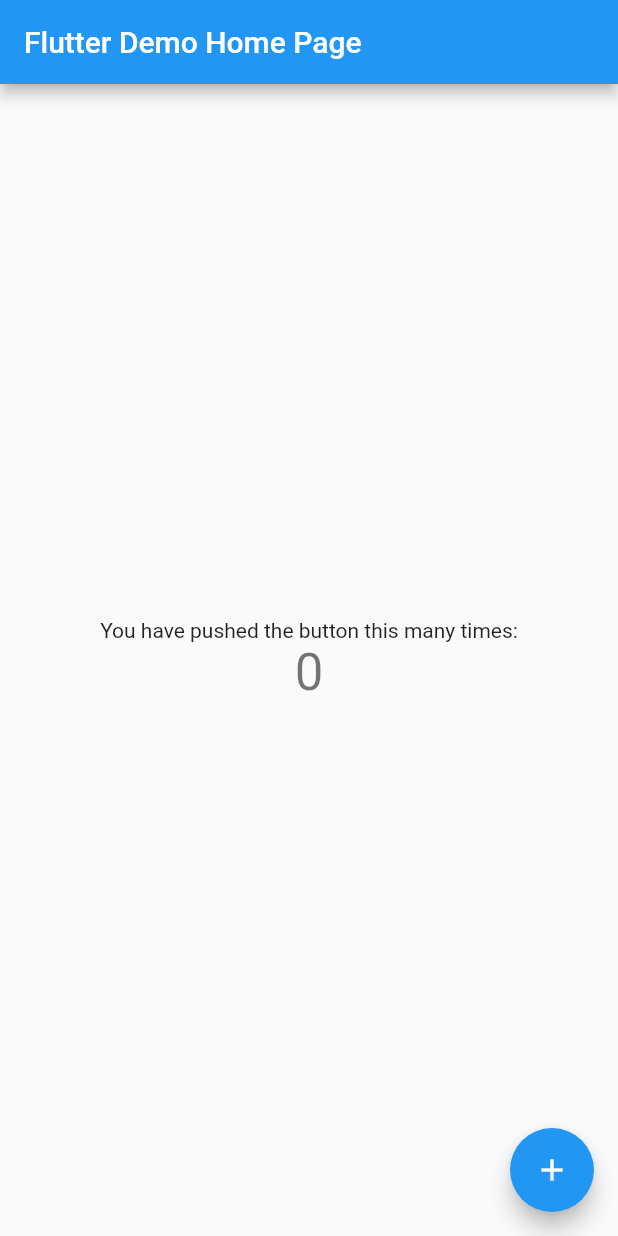
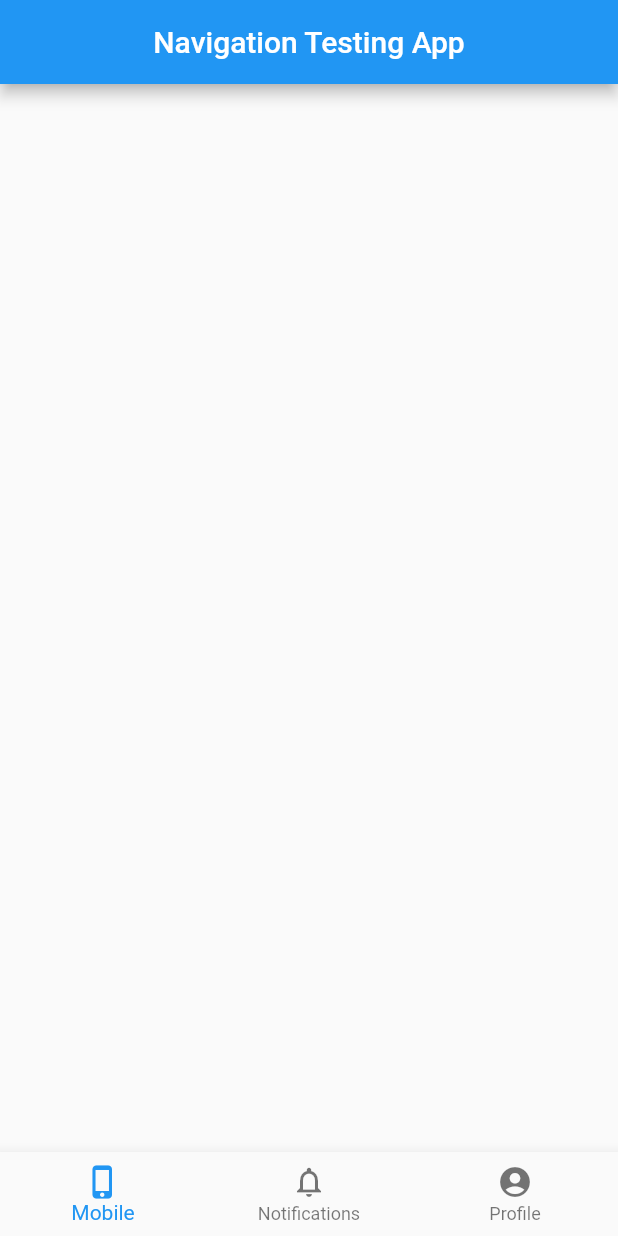
Before and after one commit to AasharWahla/FlutterNavigationBar, a Flutter app: the screen it shows after launch, on a phone screen of 412 x 824 dp. Run offline on Flutter 3.47's test engine with Material 2 defaults, Android fonts, the phone set to English and light mode, and no system bars.

Commit message:
Displays the Bottom Navigation Bar without any functionality.

```diff
--- a/lib/main.dart
+++ b/lib/main.dart
@@ -1,63 +1,12 @@
 import 'package:flutter/material.dart';
-
+import './navigation_screen.dart';
 void main() => runApp(MyApp());
 
 class MyApp extends StatelessWidget {
   @override
   Widget build(BuildContext context) {
     return MaterialApp(
-      title: 'The Navigation',
-      theme: ThemeData(
-        primarySwatch: Colors.blue,
-      ),
-      home: MyHomePage(title: 'Flutter Demo Home Page'),
+      home: NavigationScreen(),
     );
   }
 }
-
-class MyHomePage extends StatefulWidget {
-  MyHomePage({Key key, this.title}) : super(key: key);
-
-  final String title;
-
-  @override
-  _MyHomePageState createState() => _MyHomePageState();
-}
-
-class _MyHomePageState extends State<MyHomePage> {
-  int _counter = 0;
-
-  void _incrementCounter() {
-    setState(() {
-      _counter++;
-    });
-  }
-
-  @override
-  Widget build(BuildContext context) {
-    return Scaffold(
-      appBar: AppBar(
-        title: Text(widget.title),
-      ),
-      body: Center(
-        child: Column(
-          mainAxisAlignment: MainAxisAlignment.center,
-          children: <Widget>[
-            Text(
-              'You have pushed the button this many times:',
-            ),
-            Text(
-              '$_counter',
-              style: Theme.of(context).textTheme.display1,
-            ),
-          ],
-        ),
-      ),
-      floatingActionButton: FloatingActionButton(
-        onPressed: _incrementCounter,
-        tooltip: 'Increment',
-        child: Icon(Icons.add),
-      ), // This trailing comma makes auto-formatting nicer for build methods.
-    );
-  }
-}
--- /dev/null
+++ b/lib/navigation_screen.dart
@@ -0,0 +1,24 @@
+import 'package:flutter/material.dart';
+
+class NavigationScreen extends StatefulWidget {
+  @override
+  _NavigationScreenState createState() => _NavigationScreenState();
+}
+
+class _NavigationScreenState extends State<NavigationScreen> {
+  @override
+  Widget build(BuildContext context) {
+    return Scaffold(
+      appBar: AppBar(
+        title: Center(child: Text('Navigation Testing App'),),
+      ),
+      bottomNavigationBar: BottomNavigationBar(
+          items:  [
+            BottomNavigationBarItem(icon: Icon(Icons.phone_iphone), title: Text('Mobile'),),
+            BottomNavigationBarItem(icon: Icon(Icons.notifications_none), title: Text('Notifications'),),
+            BottomNavigationBarItem(icon: Icon(Icons.account_circle), title: Text('Profile')),
+          ]
+      ),
+    );
+  }
+}
--- /dev/null
+++ b/lib/widgets/screen_one.dart
@@ -0,0 +1,12 @@
+import 'package:flutter/material.dart';
+
+class ScreenOne extends StatelessWidget {
+  @override
+  Widget build(BuildContext context) {
+    return Container(
+
+      child: Text('Screen One'),
+
+    );
+  }
+}
--- /dev/null
+++ b/lib/widgets/screen_two.dart
@@ -0,0 +1,12 @@
+import 'package:flutter/material.dart';
+
+class ScreenTwo extends StatelessWidget {
+  @override
+  Widget build(BuildContext context) {
+    return Container(
+
+      child: Text('Screen Two'),
+
+    );
+  }
+}
```
